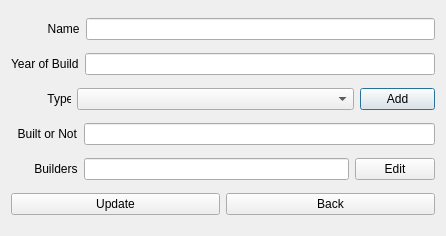
Old version of the form verklegt_vika_3/verklegt_GUI/UI/editcomputerdialog.ui in the repository vilhjalmur12/verklegt_1.
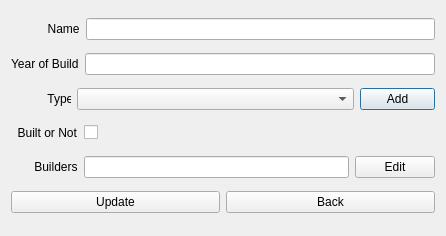
New version of the form.

Commit message: edit cpu checkbox - bara relations eftir

The edit to the form file:
```diff
--- a/verklegt_vika_3/verklegt_GUI/UI/editcomputerdialog.ui
+++ b/verklegt_vika_3/verklegt_GUI/UI/editcomputerdialog.ui
@@ -91,7 +91,24 @@
       </widget>
      </item>
      <item>
-      <widget class="QLineEdit" name="lineEdit_built"/>
+      <widget class="QCheckBox" name="checkBox_built">
+       <property name="text">
+        <string/>
+       </property>
+      </widget>
+     </item>
+     <item>
+      <spacer name="horizontalSpacer">
+       <property name="orientation">
+        <enum>Qt::Horizontal</enum>
+       </property>
+       <property name="sizeHint" stdset="0">
+        <size>
+         <width>40</width>
+         <height>20</height>
+        </size>
+       </property>
+      </spacer>
      </item>
     </layout>
    </item>
```
The commit also changes 1 other file.
